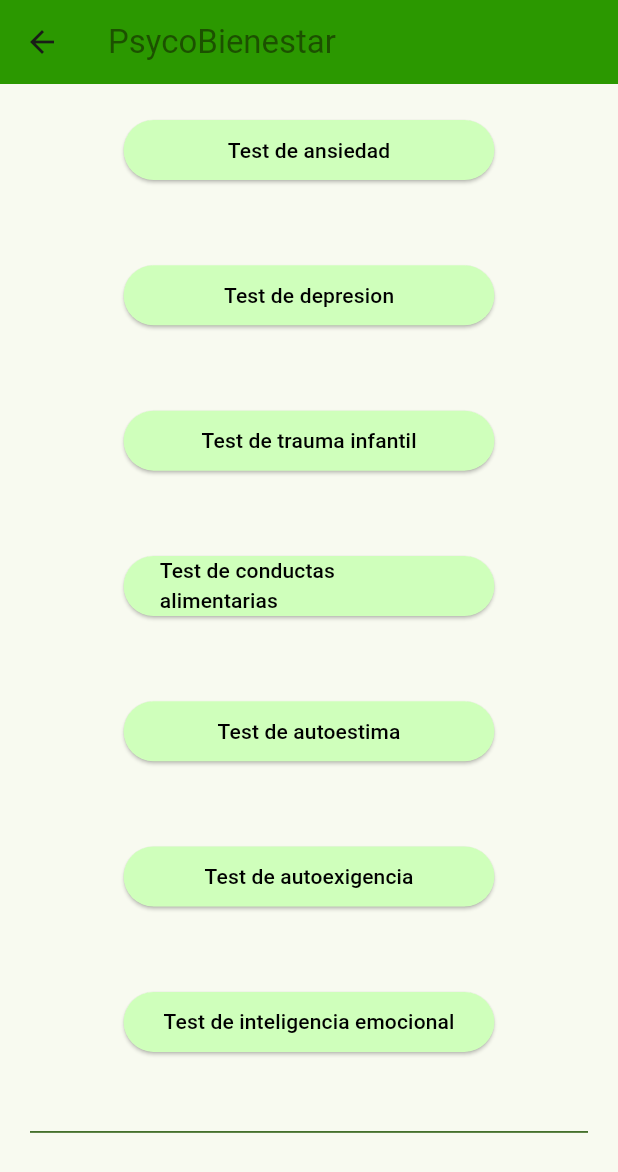
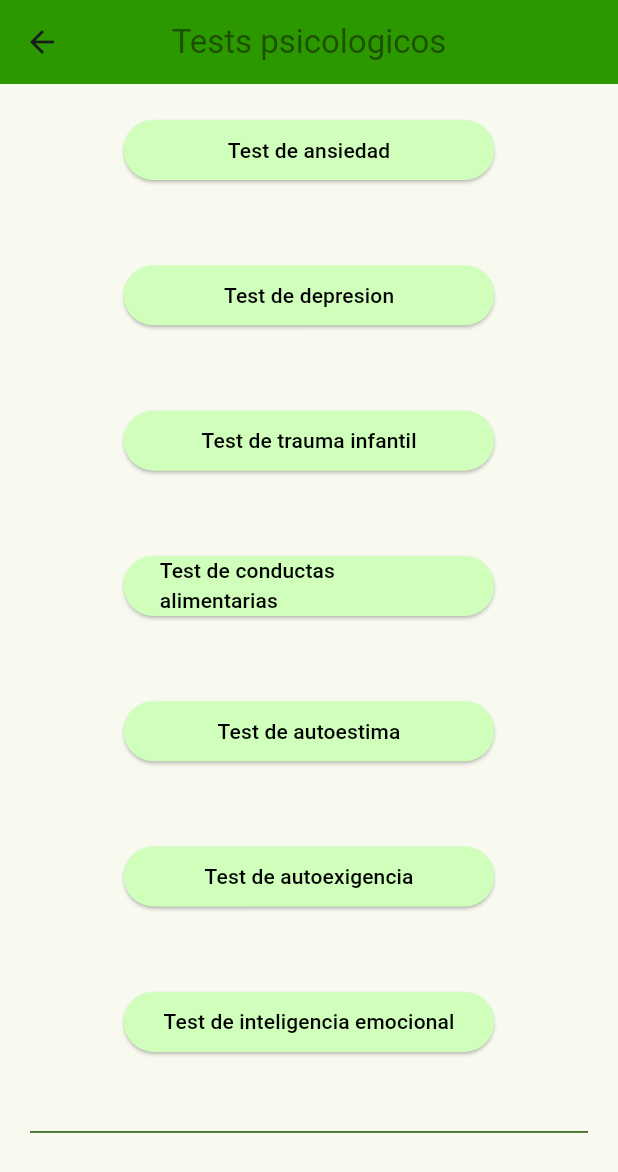
Before and after one commit to soymatta/psycobienestar, a Flutter app: the Tests screen opened directly, on a phone screen of 412 x 824 dp. Shown: the top 1172 px of the screen. Run offline on Flutter 3.47's test engine with Material 3 defaults, Android fonts, the phone set to English and light mode, and no system bars.

Commit message:
Correcciones en tests

```diff
--- a/lib/tests.dart
+++ b/lib/tests.dart
@@ -6,11 +6,12 @@ class Tests extends StatelessWidget {
   @override
   Widget build(BuildContext context) {
     return Scaffold(
-      appBar: AppBar(
-        title: const Text('PsycoBienestar',
-            style: TextStyle(color: Color(0xFF1C5100))),
-        backgroundColor: const Color(0xFF2B9800),
-      ),
+        appBar: AppBar(
+          title: const Text('Tests psicologicos',
+              style: TextStyle(color: Color(0xFF1C5100))),
+          backgroundColor: const Color(0xFF2B9800),
+          centerTitle: true,
+        ),
       body: Center(
         child: Padding(
           padding: const EdgeInsets.all(20.0),
```
